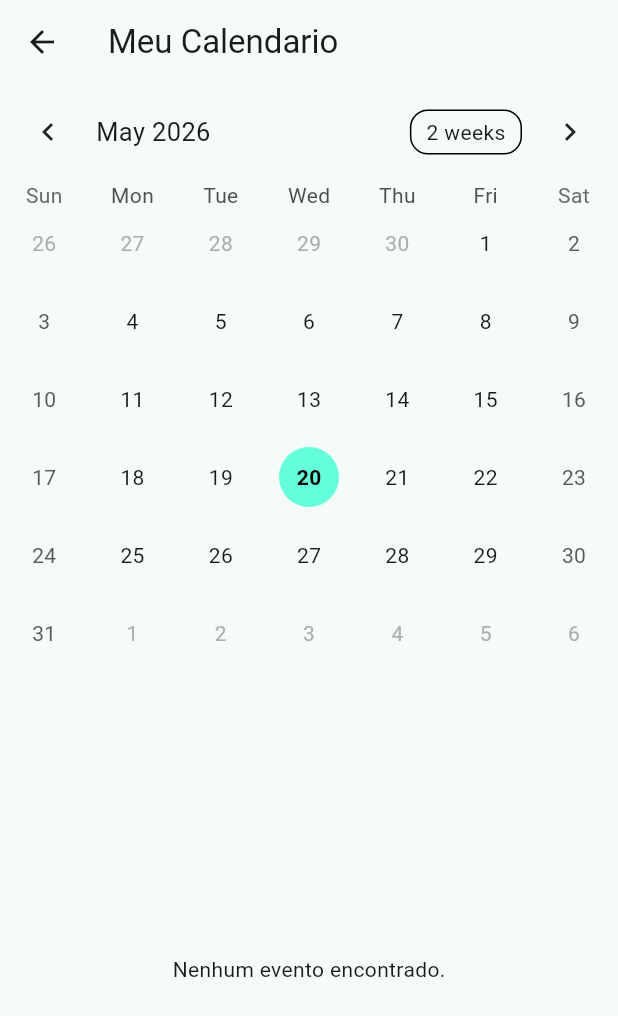
After one commit to augustogabrielclaro/atelie-costura, a Flutter app: the screen it shows after launch, after a tap on "Calendario", on a phone screen of 412 x 824 dp. The commit adds this screen. Shown: the top 1016 px of the screen. Run offline on Flutter 3.47's test engine with Material 3 defaults, Android fonts, the light colour scheme and no system bars; drawn by our look-alikes of table_calendar; our stand-ins replace dio, flutter_multi_formatter, go_router, mask_text_input_formatter; network calls fail.

Commit message:
tela-calendario

```diff
--- a/ui/front_end/lib/main.dart
+++ b/ui/front_end/lib/main.dart
@@ -9,6 +9,7 @@ import 'providers/pedido_provider.dart';
 import 'ui/screens/cadastro_pedido_screen.dart';
 import 'ui/screens/entregas_diarias_screen.dart';
 import 'ui/screens/pecas_list_screen.dart';
+import 'ui/screens/calendario_pedido_screen.dart';
 
 void main() {
   runApp(const AtelieApp());
@@ -34,6 +35,10 @@ final GoRouter _router = GoRouter(
       path: '/pecas',
       builder: (context, state) => const PecasListScreen(),
     ),
+     GoRoute(
+      path: '/meu-calendario',
+      builder: (context, state) => const CalendarioEventosPage(),
+     ),
   ],
 );
 
@@ -100,6 +105,15 @@ class HomeScreen extends StatelessWidget {
               ),
               onPressed: () => context.push('/pecas'),
             ),
+            const SizedBox(height: 20),
+            ElevatedButton.icon(
+              icon: const Icon(Icons.calendar_month),
+              label: const Text('Calendario'),
+              style: ElevatedButton.styleFrom(
+                padding: const EdgeInsets.symmetric(horizontal: 32, vertical: 16),
+              ),
+              onPressed: () => context.push('/meu-calendario'),
+            ),
           ],
         ),
       ),
--- a/ui/front_end/lib/providers/pedido_provider.dart
+++ b/ui/front_end/lib/providers/pedido_provider.dart
@@ -39,7 +39,7 @@ class PedidoProvider extends ChangeNotifier {
     } else {
       isNomeBloqueado = false;
       clienteEncontrado = null;
-      notifyListeners(); // Avisa a tela se o cara apagar um número
+      notifyListeners();
     }
   }
 
--- /dev/null
+++ b/ui/front_end/lib/ui/screens/calendario_pedido_screen.dart
@@ -0,0 +1,228 @@
+import 'package:dio/dio.dart';
+import 'package:flutter/material.dart';
+// import 'package:intl/date_symbol_data_local.dart';
+import 'package:front_end/models/all_peca.dart';
+import 'package:table_calendar/table_calendar.dart';
+// import 'package:flutter_localizations/flutter_localizations.dart';
+
+// void main() async {
+//   WidgetsFlutterBinding.ensureInitialized();
+
+//   // Mudança aqui: inicializa explicitamente o pt_BR
+//   await initializeDateFormatting('pt_BR', 'null');
+
+//   runApp(const CalendarioPedidoScreen());
+// }
+
+
+class CalendarioPedidoScreen extends StatelessWidget {
+  const CalendarioPedidoScreen({super.key});
+
+  @override
+  Widget build(BuildContext context) {
+    return MaterialApp(
+      title: ' Meu Calendario',
+      theme: ThemeData(primarySwatch: Colors.blue),
+      // localizationsDelegates: const [
+      //   GlobalMaterialLocalizations.delegate,
+      //   GlobalWidgetsLocalizations.delegate,
+      //   GlobalCupertinoLocalizations.delegate,
+      // ],
+      // supportedLocales: const [
+      //   Locale('pt', 'BR'), // Define o Português do Brasil
+      // ],
+
+      home: const CalendarioEventosPage(),
+    );
+  }
+}
+
+class CalendarioEventosPage extends StatefulWidget {
+  const CalendarioEventosPage({super.key});
+
+  @override
+  State<CalendarioEventosPage> createState() => _StartPageState();
+}
+
+class _StartPageState extends State<CalendarioEventosPage> {
+  CalendarFormat _calendarFormat = CalendarFormat.month;
+  DateTime _focusedDay = DateTime.now();
+  DateTime? _selectedDay;
+
+  List<AllPeca> eventosDoDia = []; // Lista que vai guardar as peças/eventos
+  bool isLoading = false;
+  Map<DateTime, List<AllPeca>> eventosMapeados = {};
+
+  final _dio = Dio(BaseOptions(baseUrl: 'http://localhost:8000'));
+
+  @override
+  void initState() {
+    super.initState();
+    _selectedDay = _focusedDay;
+    // Busca TODOS os eventos ao abrir a tela
+    _buscarTodosOsEventos();
+  }
+
+  // Normaliza a data para ignorar horas/minutos/segundos e garantir o match no mapa
+  DateTime _normalizarData(DateTime data) {
+    return DateTime.utc(data.year, data.month, data.day);
+  }
+
+  // Busca todos os eventos e os agrupa por data
+  Future<void> _buscarTodosOsEventos() async {
+    setState(() {
+      isLoading = true;
+    });
+
+    try {
+      // Usando a rota que retorna todas as peças (baseado no seu PecaService)
+      final response = await _dio.get('/pecas/all');
+
+      List<AllPeca> todasAsPecas = (response.data as List)
+          .map((p) => AllPeca.fromJson(p))
+          .toList();
+
+      Map<DateTime, List<AllPeca>> mapaTemporario = {};
+
+      for (var peca in todasAsPecas) {
+        // Converte a string 'YYYY-MM-DD' do banco para DateTime
+        DateTime dataPeca = DateTime.parse(peca.dataEntrega);
+        DateTime dataChave = _normalizarData(dataPeca);
+
+        if (mapaTemporario[dataChave] == null) {
+          mapaTemporario[dataChave] = [];
+        }
+        mapaTemporario[dataChave]!.add(peca);
+      }
+
+      setState(() {
+        eventosMapeados = mapaTemporario;
+        // Já carrega os eventos do dia atual caso existam
+        eventosDoDia = eventosMapeados[_normalizarData(_focusedDay)] ?? [];
+        isLoading = false;
+      });
+    } catch (e) {
+      setState(() {
+        isLoading = false;
+      });
+    }
+  }
+
+  @override
+  Widget build(BuildContext context) {
+    return Scaffold(
+      appBar: AppBar(title: const Text('Meu Calendario')),
+      body: Column(
+        children: [
+          TableCalendar(
+            firstDay: DateTime.utc(2020, 1, 1),
+            lastDay: DateTime.utc(2030, 12, 31),
+            focusedDay: _focusedDay,
+            calendarFormat: _calendarFormat,
+            // locale: 'pt_BR',
+
+            calendarStyle: const CalendarStyle(
+              markerDecoration: BoxDecoration(
+                color: Color(0xFF4A148C),
+                shape: BoxShape.circle,
+              ),
+              markersMaxCount: 3,
+
+              selectedDecoration: BoxDecoration(
+                color: Color(0xFF64FFDA), // Verde água
+                shape: BoxShape.circle,
+              ),
+              selectedTextStyle: TextStyle(
+                color: Colors.black,
+                fontWeight: FontWeight.bold,
+              ),
+
+              todayDecoration: BoxDecoration(
+                color: Color(0xFFE7DDFD), // Roxo clarinho
+                shape: BoxShape.circle,
+              ),
+              todayTextStyle: TextStyle(
+                color: Color(0xFF4A148C),
+                fontWeight: FontWeight.bold,
+              ),
+            ),
+
+            eventLoader: (day) {
+              return eventosMapeados[_normalizarData(day)] ?? [];
+            },
+
+            selectedDayPredicate: (day) {
+              return isSameDay(_selectedDay, day);
+            },
+
+            onDaySelected: (selectedDay, focusedDay) {
+              if (!isSameDay(_selectedDay, selectedDay)) {
+                setState(() {
+                  _selectedDay = selectedDay;
+                  _focusedDay = focusedDay;
+                  eventosDoDia =
+                      eventosMapeados[_normalizarData(selectedDay)] ?? [];
+                });
+              }
+            },
+
+            // Permite mudar a visualização (Mês, Quinzena, Semana)
+            onFormatChanged: (format) {
+              if (_calendarFormat != format) {
+                setState(() {
+                  _calendarFormat = format;
+                });
+              }
+            },
+            onPageChanged: (focusedDay) {
+              _focusedDay = focusedDay;
+            },
+          ),
+
+          const SizedBox(height: 20),
+
+          // Lista de eventos (placeholder)
+          Expanded(child: _construirListaDeEventos()),
+        ],
+      ),
+    );
+  }
+
+  Widget _construirListaDeEventos() {
+    if (isLoading) {
+      return const Center(child: CircularProgressIndicator());
+    }
+
+    // 3. Se o Python respondeu, mas a lista veio vazia
+    if (eventosDoDia.isEmpty) {
+      return const Center(child: Text('Nenhum evento encontrado.'));
+    }
+
+    // 4. Se deu tudo certo e temos dados!
+    return ListView.builder(
+      itemCount: eventosDoDia.length,
+      itemBuilder: (context, index) {
+        final peca = eventosDoDia[index];
+
+        return Card(
+          margin: const EdgeInsets.symmetric(horizontal: 16, vertical: 8),
+          child: ListTile(
+            leading: const Icon(Icons.event, color: Colors.blue),
+            title: Text(
+              peca.descricao,
+              style: const TextStyle(fontWeight: FontWeight.bold),
+            ),
+            subtitle: Text('Cliente: ${peca.clienteNome}'),
+            trailing: Text(
+              'R\$ ${peca.valor.toStringAsFixed(2)}',
+              style: const TextStyle(
+                color: Colors.green,
+                fontWeight: FontWeight.bold,
+              ),
+            ),
+          ),
+        );
+      },
+    );
+  }
+}
--- a/ui/front_end/pubspec.yaml
+++ b/ui/front_end/pubspec.yaml
@@ -14,6 +14,11 @@ dependencies:
   go_router: ^13.2.0
   mask_text_input_formatter: ^2.8.0
   flutter_multi_formatter: ^2.13.10
+  table_calendar: ^3.1.2
+  flutter_localizations:
+      sdk: flutter
+  intl: ^0.20.2
+
 
 dev_dependencies:
   flutter_test:
```
Also changed, not shown: ui/front_end/pubspec.lock, 1 other file.
